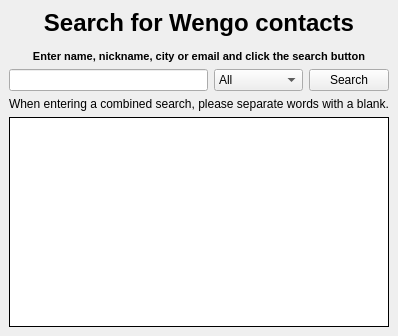
tkrotoff/WengoPhone, file wengophone/src/presentation/qt/webservices/directory/WsDirectory.ui: the form before one commit.
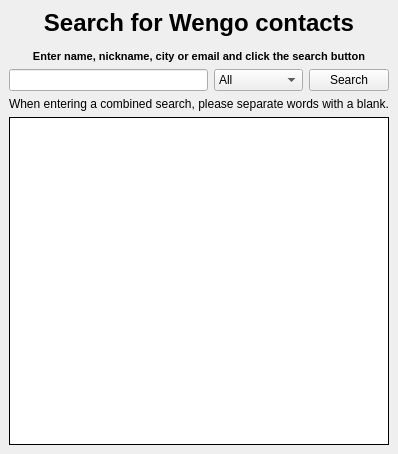
The form after the commit. Icons and pictures are not drawn.

Diff of the .ui file:
```diff
--- a/wengophone/src/presentation/qt/webservices/directory/WsDirectory.ui
+++ b/wengophone/src/presentation/qt/webservices/directory/WsDirectory.ui
@@ -9,7 +9,7 @@
     <x>0</x>
     <y>0</y>
     <width>388</width>
-    <height>336</height>
+    <height>454</height>
    </rect>
   </property>
   <property name="windowTitle" >
```
Left out of the diff: 6 changed lines with no effect on the pictures.
